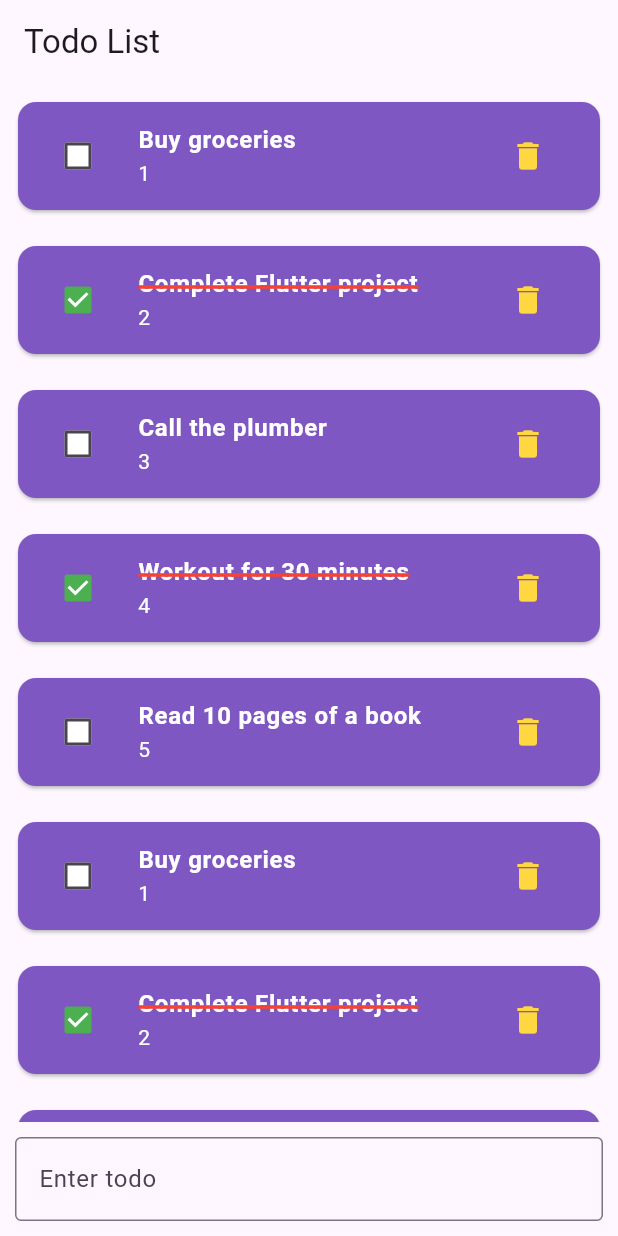
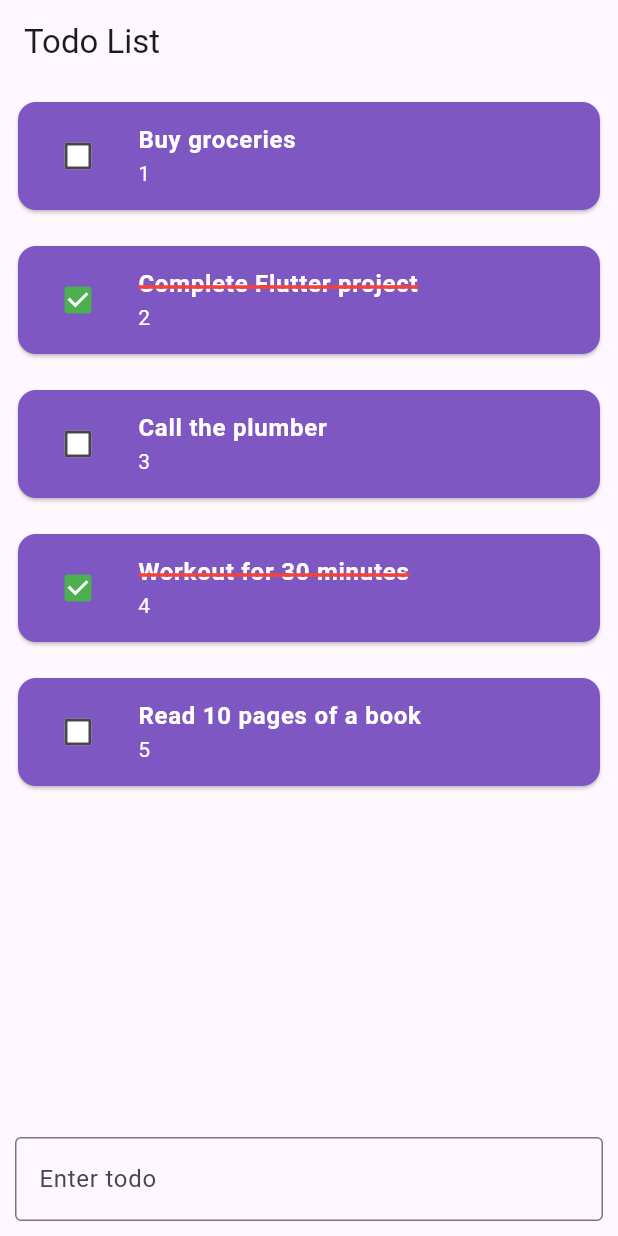
Before and after one commit to Din-Chamnan-Git/Statemanagment, a Flutter app: the screen it shows after launch, on a phone screen of 412 x 824 dp. Run offline on Flutter 3.47's test engine with Material 3 defaults, Android fonts, the phone set to English and light mode, and no system bars; drawn by our look-alikes of flutter_slidable.

```diff
--- a/lib/Provider/todo_list_provider.dart
+++ b/lib/Provider/todo_list_provider.dart
@@ -3,31 +3,6 @@ import 'package:todo_list_provider/model/todo_model.dart';
 
 class TodoListProvider extends ChangeNotifier {
   final List<TodoModel> _todo = [
-    TodoModel(
-      id: '1',
-      title: 'Buy groceries',
-      isCompleted: false,
-    ),
-    TodoModel(
-      id: '2',
-      title: 'Complete Flutter project',
-      isCompleted: true,
-    ),
-    TodoModel(
-      id: '3',
-      title: 'Call the plumber',
-      isCompleted: false,
-    ),
-    TodoModel(
-      id: '4',
-      title: 'Workout for 30 minutes',
-      isCompleted: true,
-    ),
-    TodoModel(
-      id: '5',
-      title: 'Read 10 pages of a book',
-      isCompleted: false,
-    ),
     TodoModel(
       id: '1',
       title: 'Buy groceries',
--- a/lib/todoPage.dart
+++ b/lib/todoPage.dart
@@ -1,4 +1,5 @@
 import 'package:flutter/material.dart';
+import 'package:flutter_slidable/flutter_slidable.dart';
 import 'package:provider/provider.dart';
 import 'package:todo_list_provider/Provider/todo_list_provider.dart';
 
@@ -23,6 +24,18 @@ class Todopage extends StatelessWidget {
 
                 return Padding(
                   padding: const EdgeInsets.all(8.0),
+                  child: Slidable(
+                    startActionPane:
+                        ActionPane(motion: StretchMotion(), children: [
+                      SlidableAction(
+                        backgroundColor: Colors.red,
+                        borderRadius: BorderRadius.circular(16),
+                        onPressed: (context) {
+                          todoList.removTodo(todo.id);
+                        },
+                        icon: Icons.delete,
+                      )
+                    ]),
                     child: Card(
                       color: Colors.deepPurple[400],
                       child: ListTile(
@@ -34,7 +47,8 @@ class Todopage extends StatelessWidget {
                             decoration: todo.isCompleted
                                 ? TextDecoration
                                     .lineThrough // Apply line-through if completed
-                              : TextDecoration.none, // No decoration otherwise
+                                : TextDecoration
+                                    .none, // No decoration otherwise
                             decorationColor: Colors.red, // Set the line color
                             decorationThickness: 3.0, // Set the line thickness
                           ),
@@ -60,12 +74,11 @@ class Todopage extends StatelessWidget {
                             todoList.toggleTodoStatus(todo.id);
                           },
                         ),
-                      trailing: IconButton(
-                        icon: const Icon(Icons.delete),
-                        color: Colors.amberAccent,
-                        onPressed: () {
-                          todoList.removTodo(todo.id);
-                        },
+                        // trailing: IconButton(
+                        //   icon: const Icon(Icons.delete),
+                        //   color: Colors.amberAccent,
+                        //   onPressed: () {},
+                        // ),
                       ),
                     ),
                   ),
--- a/pubspec.yaml
+++ b/pubspec.yaml
@@ -36,6 +36,7 @@ dependencies:
   # Use with the CupertinoIcons class for iOS style icons.
   cupertino_icons: ^1.0.8
   provider: ^6.1.2
+  flutter_slidable: ^3.1.2
 
 dev_dependencies:
   flutter_test:
```
Also changed, not shown: pubspec.lock. Lines whose indentation alone changed are shown as unchanged.
